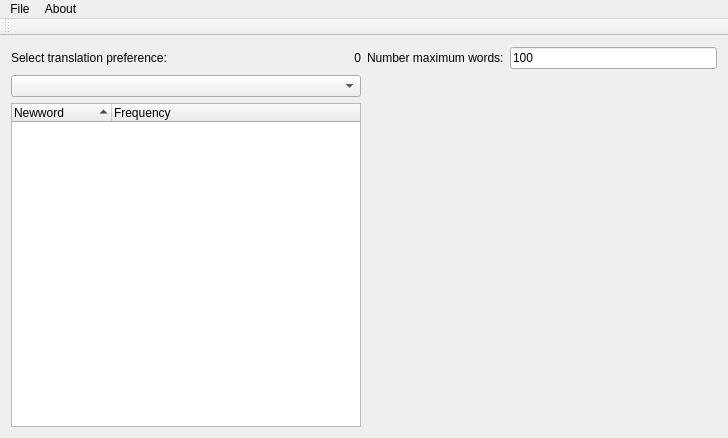
This is mainwindow.ui in votinh1210/ReadingProject as Qt 5 draws it before an edit. The edited form follows.
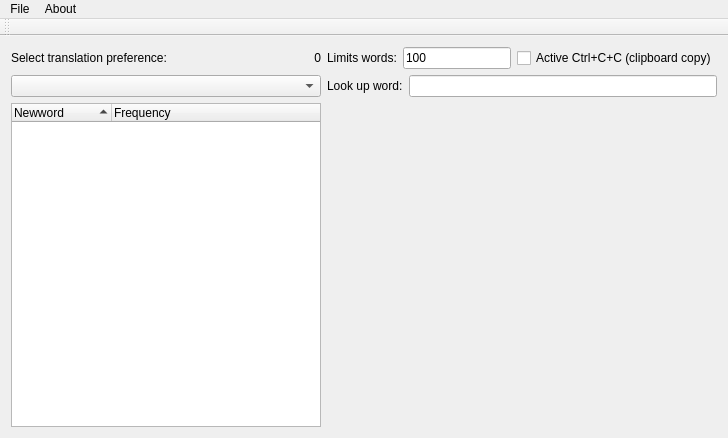
This is the edited form. Custom widgets are drawn as their Qt base class.

The edit to the form file:
```diff
--- a/mainwindow.ui
+++ b/mainwindow.ui
@@ -23,7 +23,7 @@
    <layout class="QGridLayout" name="gridLayout_2">
     <item row="0" column="0">
      <layout class="QGridLayout" name="gridLayout">
-      <item row="2" column="0">
+      <item row="3" column="0">
        <widget class="QTreeWidget" name="treeWidget">
         <property name="editTriggers">
          <set>QAbstractItemView::NoEditTriggers</set>
@@ -43,7 +43,7 @@
         </column>
        </widget>
       </item>
-      <item row="2" column="1">
+      <item row="3" column="1">
        <widget class="ArticleView" name="article" native="true">
         <property name="autoFillBackground">
          <bool>false</bool>
@@ -71,7 +71,7 @@
         </item>
        </layout>
       </item>
-      <item row="1" column="0">
+      <item row="2" column="0">
        <widget class="QComboBox" name="comboBox"/>
       </item>
       <item row="0" column="1">
@@ -79,7 +79,7 @@
         <item>
          <widget class="QLabel" name="labelLookup">
           <property name="text">
-           <string>Number maximum words:</string>
+           <string>Limits words:</string>
           </property>
          </widget>
         </item>
@@ -90,6 +90,30 @@
           </property>
          </widget>
         </item>
+        <item>
+         <widget class="QCheckBox" name="checkBox">
+          <property name="text">
+           <string>Active Ctrl+C+C (clipboard copy)</string>
+          </property>
+          <property name="checked">
+           <bool>false</bool>
+          </property>
+         </widget>
+        </item>
+       </layout>
+      </item>
+      <item row="2" column="1">
+       <layout class="QHBoxLayout" name="horizontalLayout_3">
+        <item>
+         <widget class="QLabel" name="label">
+          <property name="text">
+           <string>Look up word:</string>
+          </property>
+         </widget>
+        </item>
+        <item>
+         <widget class="QLineEdit" name="lookup"/>
+        </item>
        </layout>
       </item>
      </layout>
```
Left out of the diff: 24 changed lines with no effect on the pictures.
